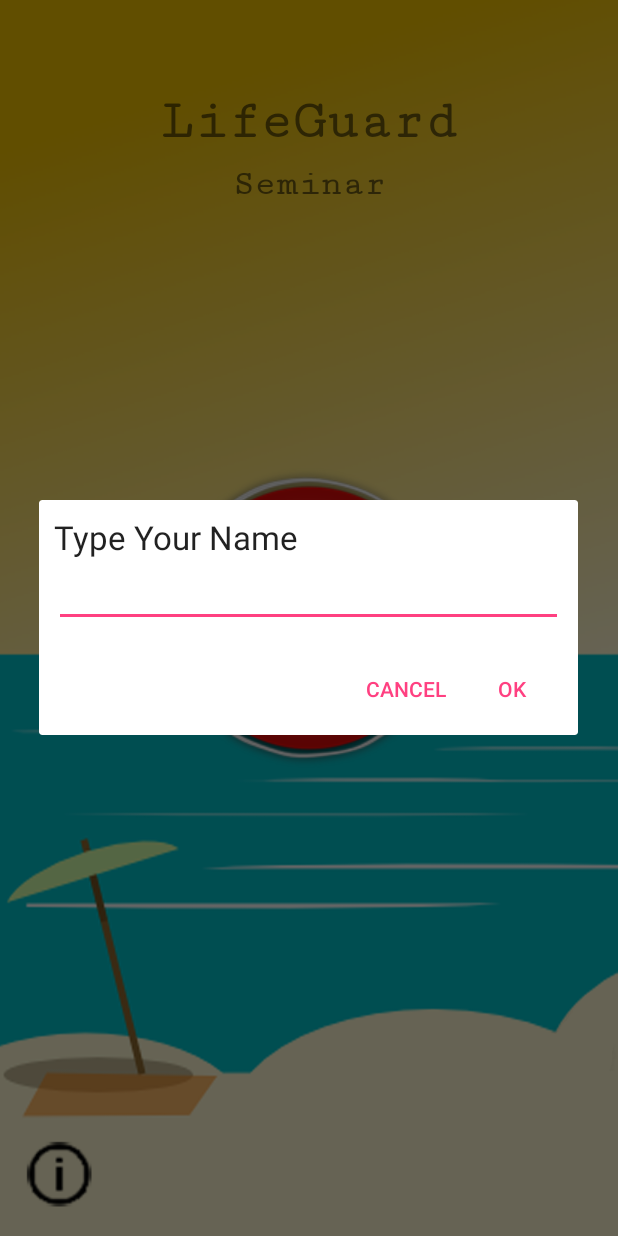
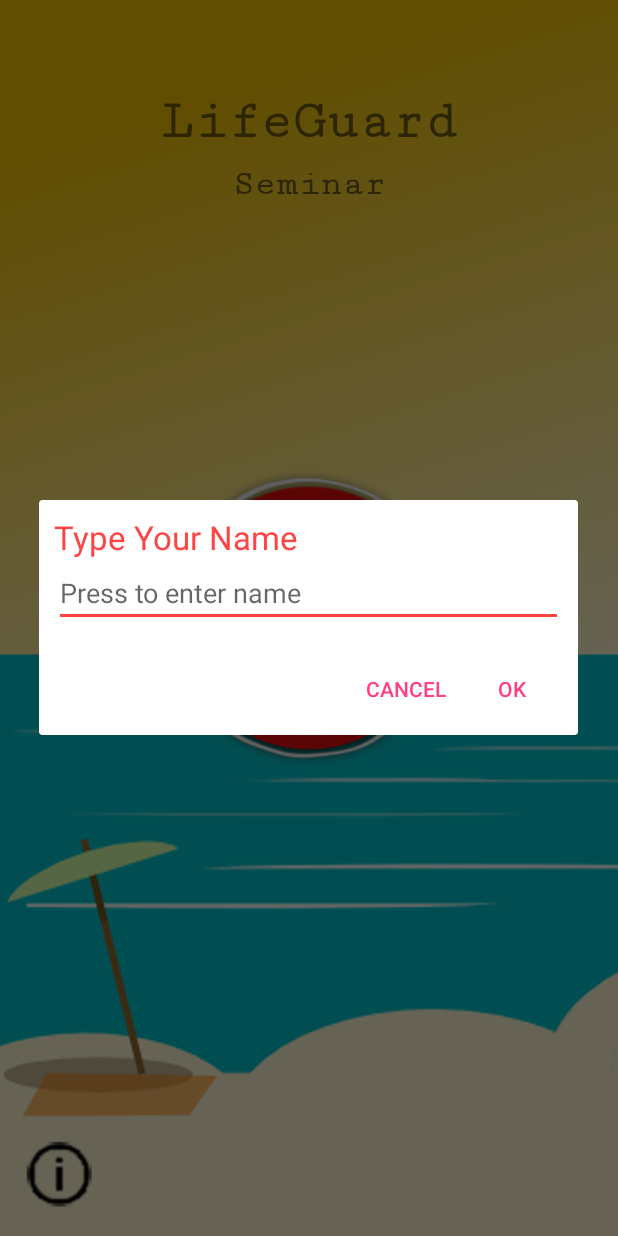
Before and after one commit to Mivezo/ComsciSummativeMVAW, an Android app: the screen it shows after launch (firstopening), after a tap on an icon or button, on a phone screen of 412 x 824 dp. Run offline under Robolectric (Android 15) with nearby library versions, the phone set to English and light mode, and no system bars.

Commit message:
Just did some minor detail fixes to be more efficient and change some themes around

```diff
--- a/app/src/main/AndroidManifest.xml
+++ b/app/src/main/AndroidManifest.xml
@@ -19,8 +19,10 @@
                 <category android:name="android.intent.category.LAUNCHER" />
             </intent-filter>
         </activity>
-        <activity android:name=".firstopening" android:screenOrientation="portrait">
-        </activity>
+        <activity
+            android:name=".firstopening"
+            android:screenOrientation="portrait"></activity>
+        <activity android:name=".info"></activity>
     </application>
 
 </manifest>
--- a/app/src/main/java/com/comsci/michelaustin/comscisummative/firstopening.java
+++ b/app/src/main/java/com/comsci/michelaustin/comscisummative/firstopening.java
@@ -2,6 +2,7 @@ package com.comsci.michelaustin.comscisummative;
 
 import android.content.Context;
 import android.content.DialogInterface;
+import android.content.Intent;
 import android.os.Bundle;
 import android.support.v7.app.AlertDialog;
 import android.support.v7.app.AppCompatActivity;
@@ -9,10 +10,9 @@ import android.view.LayoutInflater;
 import android.view.View;
 import android.widget.EditText;
 import android.widget.ImageButton;
-import android.widget.Toast;
 
 public class firstopening extends AppCompatActivity {
-    ImageButton buoyButton, infoButton;
+    ImageButton buoyButton;
     final Context context = this;
     private EditText result;
 
@@ -22,7 +22,6 @@ public class firstopening extends AppCompatActivity {
         setContentView(R.layout.activity_firstopening);
 
         buoyButton = findViewById(R.id.lgbuoy);
-        infoButton = findViewById(R.id.info);
 
         buoyButton.setOnClickListener(new View.OnClickListener() {
 
@@ -65,12 +64,10 @@ public class firstopening extends AppCompatActivity {
                 alertDialog.show();
             }
         });
+    }
 
-        infoButton.setOnClickListener(new View.OnClickListener() {
-            @Override
-            public void onClick(View v) {
-                Toast.makeText(getBaseContext(), "info", Toast.LENGTH_SHORT).show();
-            }
-        });
+    public void changelayout(View view){
+        Intent infoPage = new Intent (this, info.class);
+        startActivity(infoPage);
     }
 }
--- a/app/src/main/res/layout/activity_firstopening.xml
+++ b/app/src/main/res/layout/activity_firstopening.xml
@@ -70,6 +70,7 @@
         android:layout_marginBottom="8dp"
         android:layout_marginStart="8dp"
         android:src="@drawable/infopic"
+        android:onClick="changelayout"
         app:layout_constraintBottom_toBottomOf="parent"
         app:layout_constraintStart_toStartOf="parent"
         app:srcCompat="@mipmap/ic_launcher_round" />
--- a/app/src/main/res/layout/promp.xml
+++ b/app/src/main/res/layout/promp.xml
@@ -1,6 +1,8 @@
 <?xml version="1.0" encoding="utf-8"?>
 <android.support.constraint.ConstraintLayout
-    xmlns:android="http://schemas.android.com/apk/res/android" android:layout_width="match_parent"
+    xmlns:android="http://schemas.android.com/apk/res/android"
+    xmlns:tools="http://schemas.android.com/tools"
+    android:layout_width="match_parent"
     android:layout_height="match_parent">
 
     <LinearLayout xmlns:android="http://schemas.android.com/apk/res/android"
@@ -15,6 +17,7 @@
             android:layout_width="wrap_content"
             android:layout_height="wrap_content"
             android:text="Type Your Name"
+            android:textColor="@android:color/holo_red_light"
             android:textAppearance="?android:attr/textAppearanceLarge" />
 
         <EditText
@@ -22,11 +25,18 @@
             android:layout_width="match_parent"
             android:layout_height="wrap_content"
             android:singleLine="true"
-            android:textColor="@color/colorAccent">
+            android:textColor="@color/colorAccent"
+            android:theme="@style/AppTheme"
+            android:hint="Press to enter name"
+            android:backgroundTint="@android:color/holo_red_light"
+            android:textCursorDrawable="@android:color/holo_red_light"
 
-            <requestFocus />
+            >
 
-        </EditText>
+        <requestFocus />
+
+
+        ></EditText>
 
     </LinearLayout>
 
```
